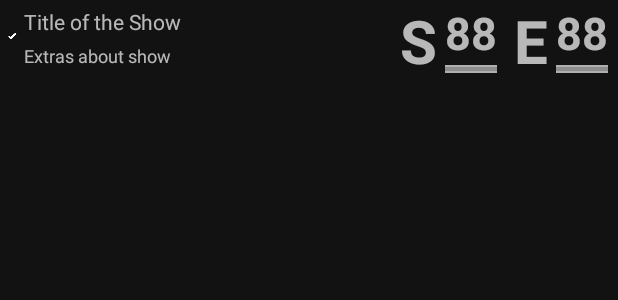
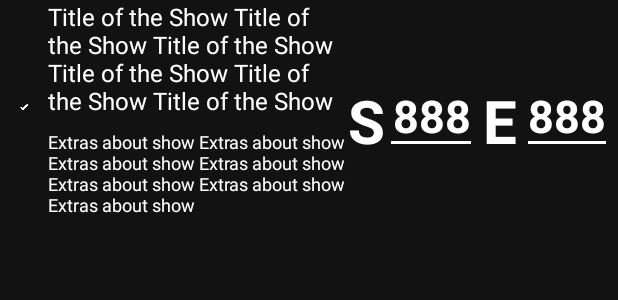
Before and after one commit to TorsteinA/WIP_SeriesTrackerWidget, an Android app: the layout list_item_series.xml on its own in the app's theme, with its tools: preview values and no code run, on a phone screen of 412 x 824 dp. Shown: the top 300 px of the screen. Run offline under Robolectric (Android 15) with nearby library versions, the light colour scheme and no system bars.

Commit message:
Added clickListeners to rest of card, redesigned list, and new app icon

```diff
--- a/app/src/main/AndroidManifest.xml
+++ b/app/src/main/AndroidManifest.xml
@@ -4,9 +4,9 @@
 
     <application
         android:allowBackup="true"
-        android:icon="@drawable/app_icon_4"
+        android:icon="@drawable/app_icon_4b"
         android:label="@string/app_name"
-        android:roundIcon="@drawable/app_icon_4_round"
+        android:roundIcon="@drawable/app_icon_4b_round"
         android:supportsRtl="true"
         android:theme="@style/AppTheme">
         <activity android:name=".MainActivity">
--- a/app/src/main/java/com/example/seriestracker/adapters/SeriesListEntityAdapter.kt
+++ b/app/src/main/java/com/example/seriestracker/adapters/SeriesListEntityAdapter.kt
@@ -19,9 +19,10 @@ import kotlinx.coroutines.withContext
 import java.lang.ClassCastException
 
 class SeriesListEntityAdapter(
-    val sleListener: SeriesListEntityListener,
+    val slecListener: SeriesListEntityCheckmarkListener,
     val sletaListener: SeriesListEntityTextAreaListener,
-    val slesListener: SeriesListEntitySeasonListener
+    val slesListener: SeriesListEntitySeasonListener,
+    val sleeListener: SeriesListEntityEpisodeListener
 ) : ListAdapter<DataItem, RecyclerView.ViewHolder>(SeriesListEntityDiffCallback()) {
 
     private val adapterScope = CoroutineScope(Dispatchers.Default)
@@ -39,7 +40,7 @@ class SeriesListEntityAdapter(
         when (holder) {
             is ViewHolder -> {
                 val listItem = getItem(position) as DataItem.SeriesListEntityItemSPlusE
-                holder.bind(listItem.seriesListEntity, sleListener, sletaListener, slesListener)
+                holder.bind(listItem.seriesListEntity, slecListener, sletaListener, slesListener, sleeListener)
             }
         }
     }
@@ -70,14 +71,16 @@ class SeriesListEntityAdapter(
 
         fun bind(
             item: SeriesListEntity,
-            sleListener: SeriesListEntityListener,
+            slecListener: SeriesListEntityCheckmarkListener,
             sletaListener: SeriesListEntityTextAreaListener,
-            slesListener: SeriesListEntitySeasonListener
+            slesListener: SeriesListEntitySeasonListener,
+            sleeListener: SeriesListEntityEpisodeListener
         ) {
             binding.entity = item
-            binding.sleListener = sleListener
+            binding.slecListener = slecListener
             binding.sletaListener = sletaListener
             binding.slesListener = slesListener
+            binding.sleeListener = sleeListener
             binding.executePendingBindings()
         }
 
@@ -106,8 +109,8 @@ class SeriesListEntityDiffCallback : DiffUtil.ItemCallback<DataItem>() {
 
 
 
-class SeriesListEntityListener(val clickListener: (entityId: Long) -> Unit) {
-    fun onClickedEntity(entity: SeriesListEntity) = clickListener(entity.entityId)
+class SeriesListEntityCheckmarkListener(val clickListener: (entityId: Long) -> Unit) {
+    fun onClickedCheckmark(entity: SeriesListEntity) = clickListener(entity.entityId)
 }
 
 class SeriesListEntityTextAreaListener(val clickListener: (entityId: Long) -> Unit) {
@@ -116,6 +119,10 @@ class SeriesListEntityTextAreaListener(val clickListener: (entityId: Long) -> Un
 
 class SeriesListEntitySeasonListener(val clickListener: (entityId: Long) -> Unit) {
     fun onClickedSeason(entity: SeriesListEntity) = clickListener(entity.entityId)
+}
+
+class SeriesListEntityEpisodeListener(val clickListener: (entityId: Long) -> Unit) {
+    fun onClickedEpisode(entity: SeriesListEntity) = clickListener(entity.entityId)
 }
 
 
--- a/app/src/main/java/com/example/seriestracker/mainList/MainListFragment.kt
+++ b/app/src/main/java/com/example/seriestracker/mainList/MainListFragment.kt
@@ -11,15 +11,10 @@ import androidx.lifecycle.ViewModelProviders
 import androidx.navigation.fragment.findNavController
 import androidx.recyclerview.widget.GridLayoutManager
 import com.example.seriestracker.R
+import com.example.seriestracker.adapters.*
 import com.example.seriestracker.database.SeriesListEntityDatabase
 import com.example.seriestracker.databinding.FragmentMainListBinding
-import com.example.seriestracker.adapters.SeriesListEntityAdapter
-import com.example.seriestracker.adapters.SeriesListEntityListener
-import com.example.seriestracker.adapters.SeriesListEntitySeasonListener
-import com.example.seriestracker.adapters.SeriesListEntityTextAreaListener
 import com.google.android.material.snackbar.Snackbar
-import kotlinx.android.synthetic.main.header.*
-import kotlinx.android.synthetic.main.list_item_series.*
 
 class MainListFragment : Fragment() {
 
@@ -46,21 +41,17 @@ class MainListFragment : Fragment() {
 
 
         val adapter = SeriesListEntityAdapter (
-
-            SeriesListEntityListener
-            {
-                    entityId -> mainListViewModel.onClickedEntity ( entityId )
-            },
+            SeriesListEntityCheckmarkListener
+            { entityId -> mainListViewModel.onClickedCheckmark( entityId ) },
 
             SeriesListEntityTextAreaListener
-            {
-                    entityId -> mainListViewModel.onClickedText( entityId )
-            },
+            { entityId -> mainListViewModel.onClickedText( entityId ) },
 
             SeriesListEntitySeasonListener
-            {
-                    entityId -> mainListViewModel.onClickedSeason( entityId )
-            }
+            { entityId -> mainListViewModel.onClickedSeason( entityId ) },
+
+            SeriesListEntityEpisodeListener
+            { entityId -> mainListViewModel.onClickedEpisode( entityId ) }
         )
         binding.entityList.adapter = adapter
 
--- a/app/src/main/java/com/example/seriestracker/mainList/MainListViewModel.kt
+++ b/app/src/main/java/com/example/seriestracker/mainList/MainListViewModel.kt
@@ -48,8 +48,6 @@ class MainListViewModel(
      * */
     fun onAddNewEntity() { _navigateToAddNewEntity.value = true }
 
-    fun onClickedEntity(entityId: Long) { _showSnackbarEvent.value = "Clicked Entity with id: $entityId" }
-
     fun onClickedText(entityId: Long) { _showSnackbarEvent.value = "Clicked Text Area of id: $entityId" }
 
     fun onClickedEpisode(entityId: Long) { _showSnackbarEvent.value = "Clicked Episode of id: $entityId" }
--- a/app/src/main/res/layout/fragment_main_list.xml
+++ b/app/src/main/res/layout/fragment_main_list.xml
@@ -13,7 +13,7 @@
     <androidx.constraintlayout.widget.ConstraintLayout
         android:layout_width="match_parent"
         android:layout_height="match_parent"
-        android:background="?attr/actionModeBackground">
+        android:background="@android:color/black">
 
         <Button
             android:id="@+id/add_new_card_button"
@@ -21,6 +21,7 @@
             android:layout_height="wrap_content"
             android:onClick="@{() -> mainListViewModel.onAddNewEntity()}"
             android:text="@string/add_new_series_button_text"
+            android:visibility="visible"
             app:layout_constraintEnd_toEndOf="parent"
             app:layout_constraintHorizontal_bias="0.498"
             app:layout_constraintStart_toStartOf="parent"
--- a/app/src/main/res/layout/list_item_series.xml
+++ b/app/src/main/res/layout/list_item_series.xml
@@ -8,27 +8,35 @@
             name="entity"
             type="com.example.seriestracker.database.SeriesListEntity" />
         <variable
-            name="sleListener"
-            type="com.example.seriestracker.adapters.SeriesListEntityListener" />
+            name="slecListener"
+            type="com.example.seriestracker.adapters.SeriesListEntityCheckmarkListener" />
         <variable
             name="sletaListener"
             type="com.example.seriestracker.adapters.SeriesListEntityTextAreaListener" />
         <variable
             name="slesListener"
             type="com.example.seriestracker.adapters.SeriesListEntitySeasonListener" />
+        <variable
+            name="sleeListener"
+            type="com.example.seriestracker.adapters.SeriesListEntityEpisodeListener" />
     </data>
 
     <androidx.constraintlayout.widget.ConstraintLayout
         android:orientation="vertical"
         android:layout_width="match_parent"
         android:layout_height="wrap_content">
+
         <ImageView
             android:id="@+id/checkmark"
             android:layout_width="@dimen/checkmark_width"
             android:layout_height="@dimen/checkmark_height"
+            android:layout_marginStart="8dp"
+            android:layout_marginEnd="8dp"
+            android:layout_marginBottom="16dp"
             android:contentDescription="@string/checkmark_description_string"
-            android:onClick="@{() -> sleListener.onClickedEntity(entity)}"
+            android:onClick="@{() -> slecListener.onClickedCheckmark(entity)}"
             app:layout_constraintBottom_toBottomOf="parent"
+            app:layout_constraintEnd_toStartOf="@+id/text_holder_layout"
             app:layout_constraintStart_toStartOf="parent"
             app:layout_constraintTop_toTopOf="parent"
             app:srcCompat="@drawable/list_item_finish_icon_png"
@@ -37,58 +45,67 @@
         <androidx.constraintlayout.widget.ConstraintLayout
             android:id="@+id/text_holder_layout"
             android:layout_width="0dp"
-            android:layout_height="0dp"
+            android:layout_height="wrap_content"
+            android:onClick="@{() -> sletaListener.onClickedText(entity)}"
             android:orientation="vertical"
-            android:onClick="@{() -> sletaListener.onClickedText(entity)}"
-            app:layout_constraintBottom_toBottomOf="parent"
+            app:layout_constraintBottom_toBottomOf="@+id/checkmark"
             app:layout_constraintEnd_toStartOf="@+id/constraint_season"
             app:layout_constraintStart_toEndOf="@+id/checkmark"
-            app:layout_constraintTop_toTopOf="parent" >
+            app:layout_constraintTop_toTopOf="@+id/checkmark">
 
             <TextView
                 android:id="@+id/text_title"
                 android:layout_width="match_parent"
                 android:layout_height="wrap_content"
+                android:layout_marginBottom="8dp"
                 android:text="@{entity.title}"
+                android:textColor="?attr/editTextColor"
+                android:textSize="16sp"
                 app:layout_constraintBottom_toTopOf="@+id/text_extras"
                 app:layout_constraintEnd_toEndOf="parent"
                 app:layout_constraintStart_toStartOf="parent"
                 app:layout_constraintTop_toTopOf="parent"
-                tools:text="Title of the Show" />
+                app:layout_constraintVertical_bias="1.0"
+                tools:text="Title of the Show Title of the Show Title of the Show Title of the Show Title of the Show Title of the Show " />
 
             <TextView
                 android:id="@+id/text_extras"
                 android:layout_width="match_parent"
                 android:layout_height="wrap_content"
                 android:text="@{entity.extras}"
+                android:textColor="?attr/editTextColor"
                 android:textSize="12sp"
                 app:layout_constraintBottom_toBottomOf="parent"
                 app:layout_constraintEnd_toEndOf="parent"
                 app:layout_constraintStart_toStartOf="parent"
                 app:layout_constraintTop_toBottomOf="@id/text_title"
-                tools:text="Extras about show" />
+                tools:text="Extras about show Extras about show Extras about show Extras about show Extras about show Extras about show Extras about show " />
         </androidx.constraintlayout.widget.ConstraintLayout>
 
         <androidx.constraintlayout.widget.ConstraintLayout
             android:id="@+id/constraint_season"
-            android:layout_width="75dp"
+            android:layout_width="82dp"
             android:layout_height="0dp"
+            android:layout_marginEnd="8dp"
             android:onClick="@{() -> slesListener.onClickedSeason(entity)}"
-            app:layout_constraintBottom_toBottomOf="parent"
+            app:layout_constraintBottom_toBottomOf="@+id/checkmark"
             app:layout_constraintEnd_toStartOf="@+id/constraint_episode"
-            app:layout_constraintHorizontal_bias="0"
             app:layout_constraintStart_toEndOf="@+id/text_holder_layout"
-            app:layout_constraintTop_toTopOf="parent" >
+            app:layout_constraintTop_toTopOf="@+id/checkmark">
 
             <TextView
-                android:id="@+id/text_Season_S"
+                android:id="@+id/text_season_s"
                 android:layout_width="wrap_content"
                 android:layout_height="wrap_content"
+                android:layout_marginTop="12dp"
                 android:text="@string/season_s"
+                android:textAlignment="textEnd"
+                android:textColor="?attr/editTextColor"
                 android:textSize="40sp"
                 android:textStyle="bold"
                 app:layout_constraintBottom_toBottomOf="parent"
-                app:layout_constraintEnd_toStartOf="@+id/text_season_number"
+                app:layout_constraintEnd_toEndOf="parent"
+                app:layout_constraintHorizontal_bias="0.0"
                 app:layout_constraintStart_toStartOf="parent"
                 app:layout_constraintTop_toTopOf="parent" />
 
@@ -97,50 +114,58 @@
                 android:layout_width="wrap_content"
                 android:layout_height="wrap_content"
                 android:text="@{`` + entity.season}"
+                android:textAlignment="viewStart"
+                android:textColor="?attr/editTextColor"
                 android:textSize="30sp"
                 android:textStyle="bold"
-                app:layout_constraintBottom_toTopOf="@id/divider_season"
+                app:layout_constraintBottom_toBottomOf="parent"
                 app:layout_constraintEnd_toEndOf="parent"
-                app:layout_constraintHorizontal_bias="0.5"
-                app:layout_constraintStart_toEndOf="@+id/text_Season_S"
+                app:layout_constraintHorizontal_bias="1.0"
+                app:layout_constraintStart_toStartOf="parent"
                 app:layout_constraintTop_toTopOf="parent"
-                tools:text="88" />
+                app:layout_constraintVertical_bias="1.0"
+                tools:text="888" />
 
             <ImageView
                 android:id="@+id/divider_season"
                 android:layout_width="0dp"
-                android:layout_height="5dp"
+                android:layout_height="2dp"
+                android:layout_marginStart="4dp"
+                android:layout_marginBottom="1dp"
                 android:background="#AFAFAF"
                 android:contentDescription="@string/divider_season_description_string"
                 app:layout_constraintBottom_toBottomOf="parent"
-                app:layout_constraintEnd_toEndOf="@+id/text_season_number"
-                app:layout_constraintHorizontal_bias="0.0"
-                app:layout_constraintStart_toStartOf="@+id/text_season_number"
-                app:layout_constraintTop_toBottomOf="@+id/text_season_number"
-                app:layout_constraintVertical_bias="0.844"
-                app:srcCompat="@android:drawable/divider_horizontal_textfield" />
+                app:layout_constraintEnd_toEndOf="parent"
+                app:layout_constraintStart_toEndOf="@+id/text_season_s"
+                app:layout_constraintTop_toTopOf="parent"
+                app:layout_constraintVertical_bias="1.0"
+                app:srcCompat="@android:color/white" />
         </androidx.constraintlayout.widget.ConstraintLayout>
 
         <androidx.constraintlayout.widget.ConstraintLayout
             android:id="@+id/constraint_episode"
-            android:layout_width="75dp"
+            android:layout_width="82dp"
             android:layout_height="0dp"
-            android:onClick="@{() -> sleListener.onClickedEntity(entity)}"
-            app:layout_constraintBottom_toBottomOf="parent"
+            android:layout_marginEnd="8dp"
+            android:onClick="@{() -> sleeListener.onClickedEpisode(entity)}"
+            app:layout_constraintBottom_toBottomOf="@+id/checkmark"
             app:layout_constraintEnd_toEndOf="parent"
-            app:layout_constraintHorizontal_bias="0"
             app:layout_constraintStart_toEndOf="@+id/constraint_season"
-            app:layout_constraintTop_toTopOf="parent" >
+            app:layout_constraintTop_toTopOf="@+id/checkmark">
 
             <TextView
                 android:id="@+id/text_episode_e"
                 android:layout_width="wrap_content"
                 android:layout_height="wrap_content"
+                android:layout_marginTop="12dp"
                 android:text="@string/episode_e"
+                android:textAlignment="textEnd"
+                android:textColor="?attr/editTextColor"
                 android:textSize="40sp"
                 android:textStyle="bold"
                 app:layout_constraintBottom_toBottomOf="parent"
-                app:layout_constraintEnd_toStartOf="@id/divider_episode"
+                app:layout_constraintEnd_toEndOf="parent"
+                app:layout_constraintHorizontal_bias="0.0"
                 app:layout_constraintStart_toStartOf="parent"
                 app:layout_constraintTop_toTopOf="parent" />
 
@@ -150,28 +175,32 @@
                 android:layout_width="wrap_content"
                 android:layout_height="wrap_content"
                 android:text="@{`` + entity.episode}"
+                android:textAlignment="viewStart"
+                android:textColor="?attr/editTextColor"
                 android:textSize="30sp"
                 android:textStyle="bold"
-                app:layout_constraintBottom_toTopOf="@id/divider_episode"
+                app:layout_constraintBottom_toBottomOf="parent"
                 app:layout_constraintEnd_toEndOf="parent"
-                app:layout_constraintHorizontal_bias="0.47"
-                app:layout_constraintStart_toEndOf="@+id/text_episode_e"
+                app:layout_constraintHorizontal_bias="1.0"
+                app:layout_constraintStart_toStartOf="parent"
                 app:layout_constraintTop_toTopOf="parent"
-                tools:text="88" />
+                app:layout_constraintVertical_bias="1.0"
+                tools:text="888" />
 
             <ImageView
                 android:id="@+id/divider_episode"
                 android:layout_width="0dp"
-                android:layout_height="5dp"
+                android:layout_height="2dp"
+                android:layout_marginStart="7dp"
+                android:layout_marginBottom="1dp"
                 android:background="#AFAFAF"
                 android:contentDescription="@string/divider_season_description_string"
                 app:layout_constraintBottom_toBottomOf="parent"
-                app:layout_constraintEnd_toEndOf="@+id/text_episode_number"
-                app:layout_constraintHorizontal_bias="0.0"
-                app:layout_constraintStart_toStartOf="@+id/text_episode_number"
-                app:layout_constraintTop_toBottomOf="@+id/text_episode_number"
-                app:layout_constraintVertical_bias="0.844"
-                app:srcCompat="@android:drawable/divider_horizontal_textfield" />
+                app:layout_constraintEnd_toEndOf="parent"
+                app:layout_constraintStart_toEndOf="@+id/text_episode_e"
+                app:layout_constraintTop_toTopOf="parent"
+                app:layout_constraintVertical_bias="1.0"
+                app:srcCompat="@android:color/white" />
         </androidx.constraintlayout.widget.ConstraintLayout>
 
     </androidx.constraintlayout.widget.ConstraintLayout>
```
Also changed, not shown: app/src/main/res/drawable/app_icon_4b.png (added), app/src/main/res/drawable/app_icon_4b_round.png (added).
